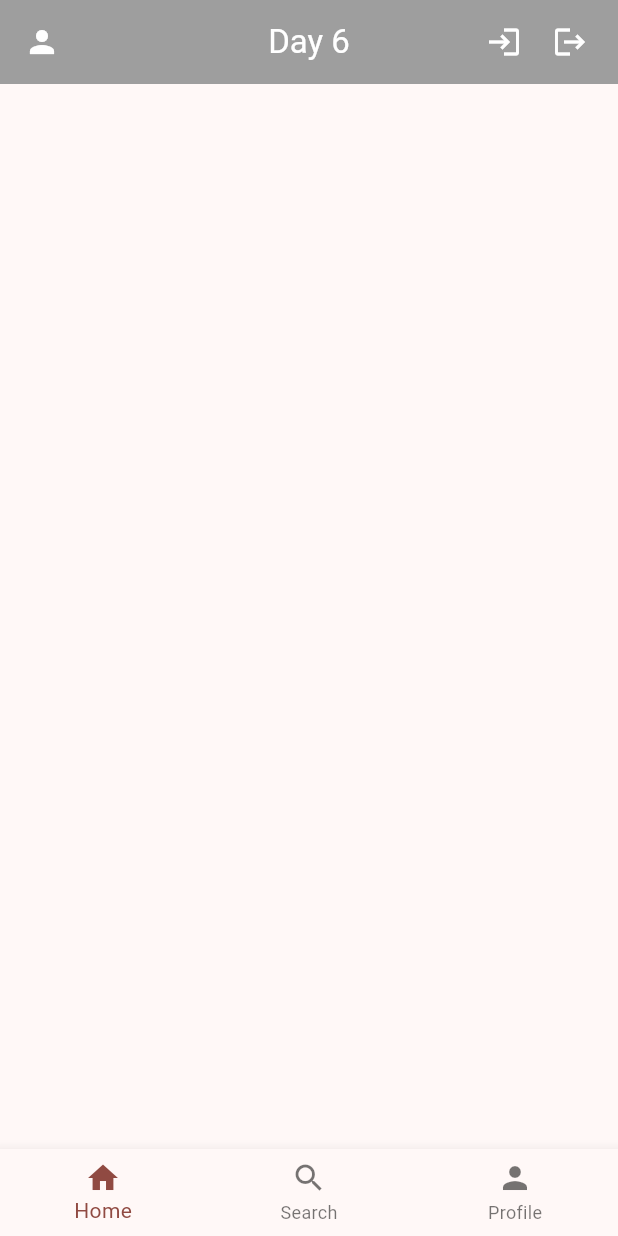
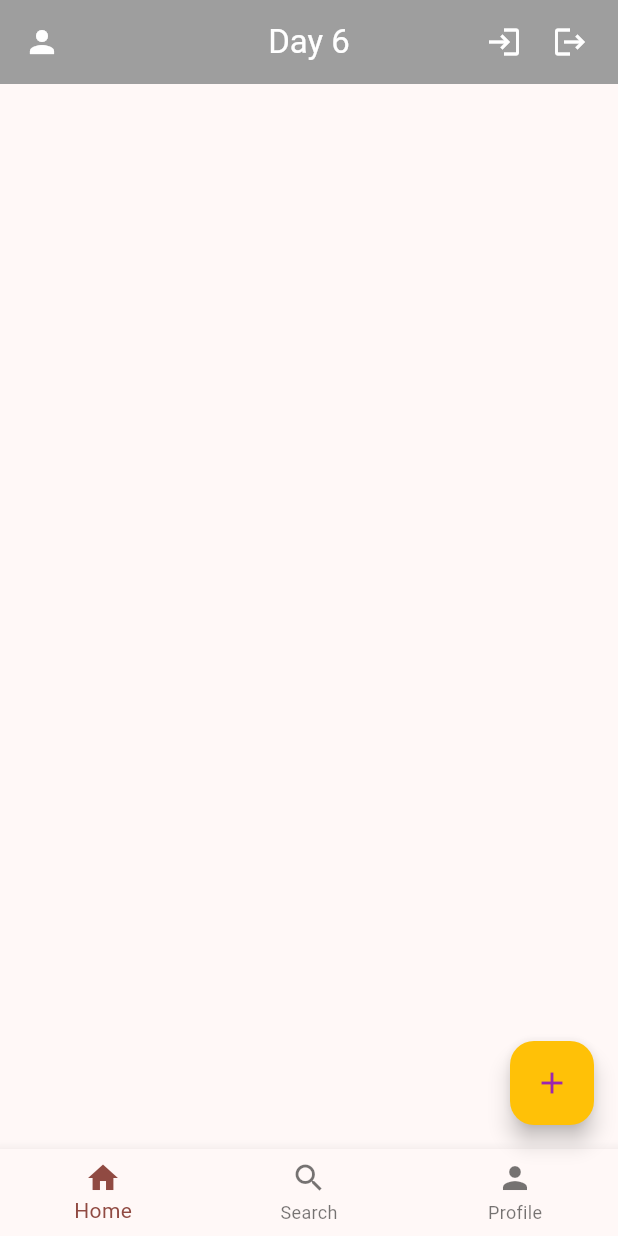
Before and after one commit to shishupaltech/jovac_appdev_flutter_2025, a Flutter app: the screen it shows after launch, on a phone screen of 412 x 824 dp. Run offline on Flutter 3.47's test engine with Material 3 defaults, Android fonts, the phone set to English and light mode, and no system bars.

Commit message:
Day 6:Floatingaction button is done

```diff
--- a/projectday6/lib/main.dart
+++ b/projectday6/lib/main.dart
@@ -1,7 +1,9 @@
 import 'package:flutter/material.dart';
-void main(){
+
+void main() {
   runApp(MyApp());
 }
+
 class MyApp extends StatelessWidget {
   const MyApp({super.key});
 
@@ -11,30 +13,33 @@ class MyApp extends StatelessWidget {
       title: 'Project Day 6',
       debugShowCheckedModeBanner: false,
       theme: ThemeData(
-        colorScheme: ColorScheme.fromSeed(seedColor: Colors.red)
+        colorScheme: ColorScheme.fromSeed(seedColor: Colors.red),
       ),
       home: Scaffold(
         appBar: AppBar(
           leading: Icon(Icons.person),
           title: Text('Day 6'),
           actions: [
-
             Icon(Icons.login),
-            SizedBox(width: 20,),
+            SizedBox(width: 20),
             Icon(Icons.logout),
-            SizedBox(width: 20,),
+            SizedBox(width: 20),
           ],
           centerTitle: true,
           backgroundColor: Colors.grey,
           foregroundColor: Colors.white,
-
         ),
-        body: Column(
-          children: [],
+        body: Column(children: []),
+        floatingActionButton: FloatingActionButton(
+          backgroundColor: Colors.amber,
+          foregroundColor: Colors.purple,
+          onPressed: () {
+            print('hello');
+          },
+          child: Icon(Icons.add),
         ),
-
         bottomNavigationBar: BottomNavigationBar(
-            items:[
+          items: [
             BottomNavigationBarItem(
               icon: Icon(Icons.home),
               label: 'Home',
@@ -49,14 +54,10 @@ class MyApp extends StatelessWidget {
               icon: Icon(Icons.person),
               label: 'Profile',
               tooltip: 'Go to Profile',
-              )
-
-
-
-            ]
+            ),
+          ],
         ),
       ),
-
     );
   }
 }
```
Lines whose indentation alone changed are shown as unchanged.
